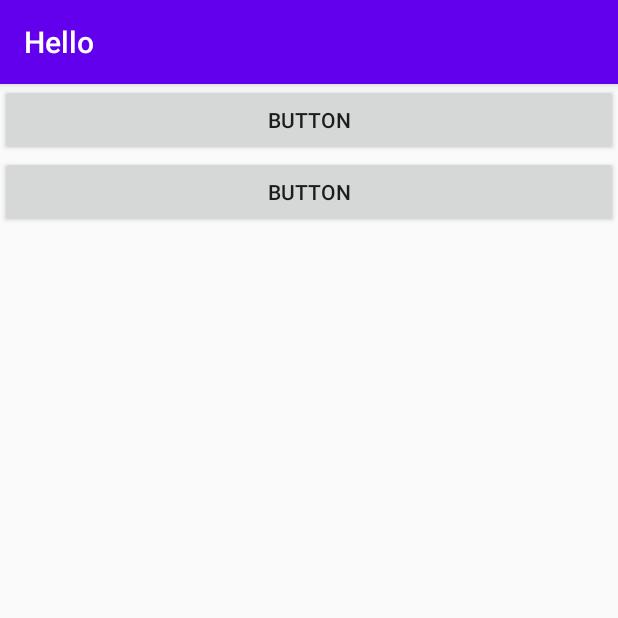
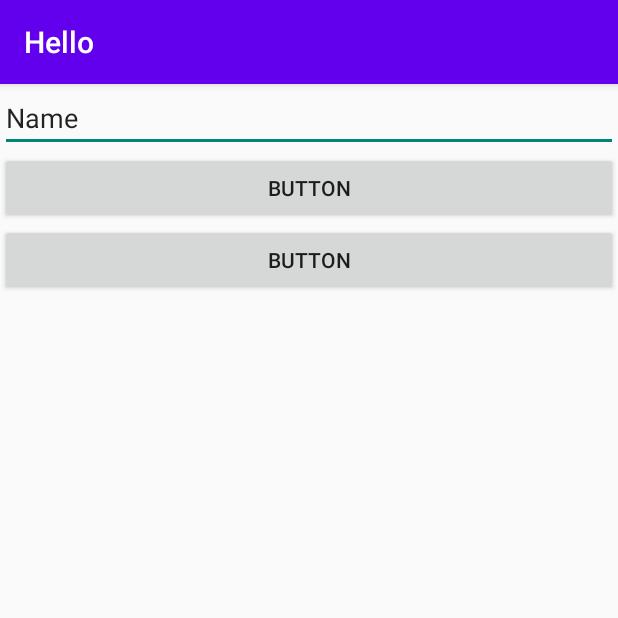
Before and after one commit to kanghyejin0106/Hello2, an Android app: the screen it shows after launch (MainActivity3), on a phone screen of 412 x 824 dp, the top half of it. Run offline under Robolectric (Android 15) with nearby library versions, the phone set to English and light mode, and no system bars.

Commit message:
activity life cycle
activity life cycle
-> data store, restore
with SharedPreferences.
-onResume(), onPause()

```diff
--- a/app/src/main/java/android/develop/hello/MainActivity3.java
+++ b/app/src/main/java/android/develop/hello/MainActivity3.java
@@ -1,12 +1,15 @@
 package android.develop.hello;
 
+import android.app.Activity;
 import android.content.Context;
 import android.content.Intent;
+import android.content.SharedPreferences;
 import android.os.Bundle;
 import android.view.LayoutInflater;
 import android.view.View;
 import android.widget.Button;
 import android.widget.CheckBox;
+import android.widget.EditText;
 import android.widget.LinearLayout;
 import android.widget.Toast;
 
@@ -16,17 +19,18 @@ import androidx.appcompat.app.AppCompatActivity;
 public class MainActivity3 extends AppCompatActivity {
     private static final int REQUEST_CODE_MENU = 101;
     LinearLayout container;
+    EditText nameInput;
 
     @Override
     protected void onActivityResult(int requestCode, int resultCode, @Nullable Intent data) {
         super.onActivityResult(requestCode, resultCode, data);
 
         if(requestCode == REQUEST_CODE_MENU){
-            Toast.makeText(getApplicationContext(), "호출됨", Toast.LENGTH_LONG).show();
+            ///Toast.makeText(getApplicationContext(), "호출됨", Toast.LENGTH_LONG).show();
 
             if(resultCode == RESULT_OK){
                 String name = data.getStringExtra("name");
-                Toast.makeText(getApplicationContext(), "호출받은 name: "+name , Toast.LENGTH_LONG).show();
+                //Toast.makeText(getApplicationContext(), "호출받은 name: "+name , Toast.LENGTH_LONG).show();
             }
         }
     }
@@ -58,7 +62,46 @@ public class MainActivity3 extends AppCompatActivity {
                 startActivityForResult(intent, REQUEST_CODE_MENU);
             }
         });
+
+        nameInput = findViewById(R.id.editTextText);
     }
 
+    @Override
+    protected void onPause() {
+        super.onPause();
 
+        Toast.makeText(getApplicationContext(), "onPause 호출", Toast.LENGTH_SHORT).show();
+        saveState();;
+    }
+
+    @Override
+    protected void onResume() {
+        super.onResume();
+
+        Toast.makeText(getApplicationContext(), "onResume 호출", Toast.LENGTH_SHORT).show();
+        restoreState();
+    }
+
+    protected void restoreState(){
+        SharedPreferences pref = getSharedPreferences("pref", Activity.MODE_PRIVATE);
+        if((pref != null) && (pref.contains("name"))){
+            String name = pref.getString("name","");
+            nameInput.setText(name);
+        }
+    }
+
+    protected void saveState(){
+        SharedPreferences pref = getSharedPreferences("pref", Activity.MODE_PRIVATE);
+        SharedPreferences.Editor editor = pref.edit();
+        editor.putString("name", nameInput.getText().toString());
+        editor.commit();
+
+    }
+
+    protected void clearState(){
+        SharedPreferences pref = getSharedPreferences("pref", Activity.MODE_PRIVATE);
+        SharedPreferences.Editor editor = pref.edit();
+        editor.clear();
+        editor.commit();
+    }
 }
--- a/app/src/main/res/layout/activity_main3.xml
+++ b/app/src/main/res/layout/activity_main3.xml
@@ -7,6 +7,14 @@
     tools:context=".MainActivity3"
     android:orientation="vertical">
 
+
+    <EditText
+        android:id="@+id/editTextText"
+        android:layout_width="match_parent"
+        android:layout_height="wrap_content"
+        android:ems="10"
+        android:inputType="textPersonName"
+        android:text="Name" />
 
     <Button
         android:id="@+id/button5"
```
